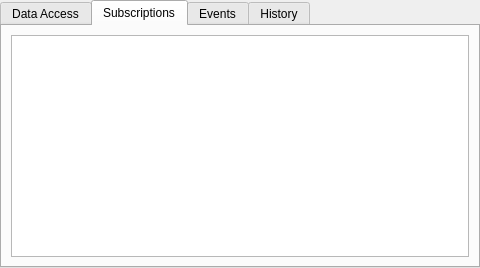
First picture: the form in src/ui/widgets/dataaccesswidget.ui, repository sanny32/OpenUaExplorer, before the edit.
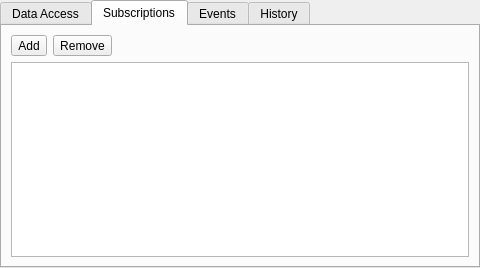
Second picture: the form after the edit. The open tabs and pages were chosen to show the change. Custom widgets are drawn as their Qt base class.

Commit message: feat: Implement subscription management with editable publishing intervals and UI enhancements

What changed in the file:
```diff
--- a/src/ui/widgets/dataaccesswidget.ui
+++ b/src/ui/widgets/dataaccesswidget.ui
@@ -122,6 +122,43 @@
        <string>Subscriptions</string>
       </attribute>
       <layout class="QVBoxLayout" name="subscriptionsLayout">
+       <item>
+        <layout class="QHBoxLayout" name="subscriptionsToolbarLayout">
+         <item>
+          <widget class="ThemedToolButton" name="addSubscriptionButton">
+           <property name="text">
+            <string>Add</string>
+           </property>
+           <property name="toolButtonStyle">
+            <enum>Qt::ToolButtonTextBesideIcon</enum>
+           </property>
+          </widget>
+         </item>
+         <item>
+          <widget class="ThemedToolButton" name="removeSubscriptionButton">
+           <property name="text">
+            <string>Remove</string>
+           </property>
+           <property name="toolButtonStyle">
+            <enum>Qt::ToolButtonTextBesideIcon</enum>
+           </property>
+          </widget>
+         </item>
+         <item>
+          <spacer name="subscriptionsToolbarSpacer">
+           <property name="orientation">
+            <enum>Qt::Horizontal</enum>
+           </property>
+           <property name="sizeHint" stdset="0">
+            <size>
+             <width>40</width>
+             <height>20</height>
+            </size>
+           </property>
+          </spacer>
+         </item>
+        </layout>
+       </item>
        <item>
         <widget class="TableView" name="subscriptionsTable"/>
        </item>
```
The commit also changes 14 other files.
